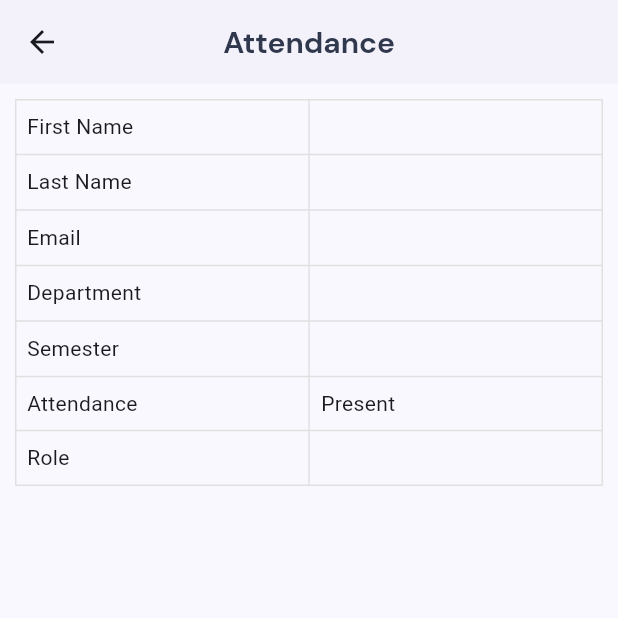
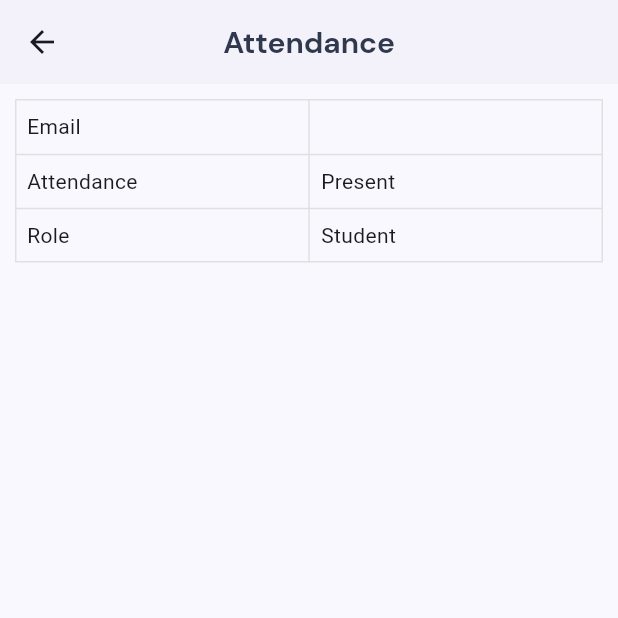
Before and after one commit to rashidjatoi/Learning-Management-System, a Flutter app: the AdminAttendanceEditView screen opened directly with empty values, on a phone screen of 412 x 824 dp, the top half of it. Run offline on Flutter 3.47's test engine with Material 3 defaults, Android fonts, the phone set to English and light mode, and no system bars; our stand-ins replace cached_network_image, file_picker, firebase_auth, firebase_core, firebase_database, firebase_storage and 7 more; missing offline and left inert: easy_pdf_viewer; accounts and stored records are empty.

Commit message:
Made Changes

```diff
--- /dev/null
+++ b/devtools_options.yaml
@@ -0,0 +1 @@
+extensions:
--- a/lib/services/database_services.dart
+++ b/lib/services/database_services.dart
@@ -112,12 +112,10 @@ class DatabaseServices {
 
   // Save users data to the database
   static Future uploadAttendance({email, id}) async {
-    final uid = DateTime.now().millisecondsSinceEpoch;
-
     try {
-      await firebaseDatabase.child(id.toString()).child("attendance").set({
+      await attendaceDatabase.child(id.toString()).set({
         "email": email,
-        "id": uid.toString(),
+        "id": id.toString(),
         "Timestamp": DateTime.now().toString(),
       });
     } catch (e) {
--- a/lib/services/services_constants.dart
+++ b/lib/services/services_constants.dart
@@ -5,6 +5,7 @@ import 'package:firebase_storage/firebase_storage.dart';
 final firebaseAuth = FirebaseAuth.instance;
 final user = firebaseAuth.currentUser;
 final firebaseDatabase = FirebaseDatabase.instance.ref('users');
+final attendaceDatabase = FirebaseDatabase.instance.ref('attendance');
 
 final databaseRef = FirebaseDatabase.instance.ref(user.toString());
 
--- a/lib/views/admin/attendance/admin_attendance_edit_view.dart
+++ b/lib/views/admin/attendance/admin_attendance_edit_view.dart
@@ -1,14 +1,7 @@
-// import 'package:agriconnect/services/services_constants.dart';
-// import 'package:agriconnect/widgets/custom_textform_field.dart';
-// import 'package:cached_network_image/cached_network_image.dart';
-// import 'package:firebase_database/firebase_database.dart';
-// import 'package:firebase_database/ui/firebase_animated_list.dart';
+import 'package:agriconnect/services/services_constants.dart';
+import 'package:firebase_database/ui/firebase_animated_list.dart';
 import 'package:flutter/material.dart';
-// import 'package:get/get.dart';
-// import 'package:iconly/iconly.dart';
 
-// import '../../../utils/utils.dart';
-// import '../../../widgets/custom_btn.dart';
 import '../widgets/custom_table_widget.dart';
 
 class AdminAttendanceEditView extends StatefulWidget {
@@ -40,8 +33,6 @@ class _AdminAttendanceEditViewState extends State<AdminAttendanceEditView> {
 
   @override
   Widget build(BuildContext context) {
-    // final users = FirebaseDatabase.instance.ref('users');
-
     return Scaffold(
       resizeToAvoidBottomInset: false,
       appBar: AppBar(
@@ -58,32 +49,16 @@ class _AdminAttendanceEditViewState extends State<AdminAttendanceEditView> {
               ),
               children: [
                 customTableWidget(
-                  headingText: "First Name",
-                  dataText: widget.data["firstName"],
-                ),
-                customTableWidget(
-                  headingText: "Last Name",
-                  dataText: widget.data["lastName"],
-                ),
-                customTableWidget(
                   headingText: "Email",
                   dataText: widget.data["email"],
-                ),
-                customTableWidget(
-                  headingText: "Department",
-                  dataText: widget.data["department"],
-                ),
-                customTableWidget(
-                  headingText: "Semester",
-                  dataText: widget.data["semester"],
                 ),
                 customTableWidget(
                   headingText: "Attendance",
                   dataText: "Present",
                 ),
-                TableRow(
+                const TableRow(
                   children: [
-                    const TableCell(
+                    TableCell(
                       child: Padding(
                         padding: EdgeInsets.all(8.0),
                         child: Text("Role"),
@@ -91,8 +66,8 @@ class _AdminAttendanceEditViewState extends State<AdminAttendanceEditView> {
                     ),
                     TableCell(
                       child: Padding(
-                        padding: const EdgeInsets.all(8.0),
-                        child: Text(widget.data["role"]),
+                        padding: EdgeInsets.all(8.0),
+                        child: Text("Student"),
                       ),
                     ),
                   ],
--- a/lib/views/project/add_project_view.dart
+++ b/lib/views/project/add_project_view.dart
@@ -82,7 +82,8 @@ class _AddProjectViewState extends State<AddProjectView> {
         title: const Text("Add Projects"),
         centerTitle: true,
       ),
-      body: Column(
+      body: SingleChildScrollView(
+        child: Column(
           crossAxisAlignment: CrossAxisAlignment.start,
           children: [
             const SizedBox(height: 15),
@@ -255,6 +256,7 @@ class _AddProjectViewState extends State<AddProjectView> {
             )
           ],
         ),
+      ),
     );
   }
 }
```
Also changed, not shown: lib/views/admin/attendance/admin_user_attendance.dart (+19 -47 lines), lib/firebase_options.dart, 4 other files. Lines whose indentation alone changed are shown as unchanged.
